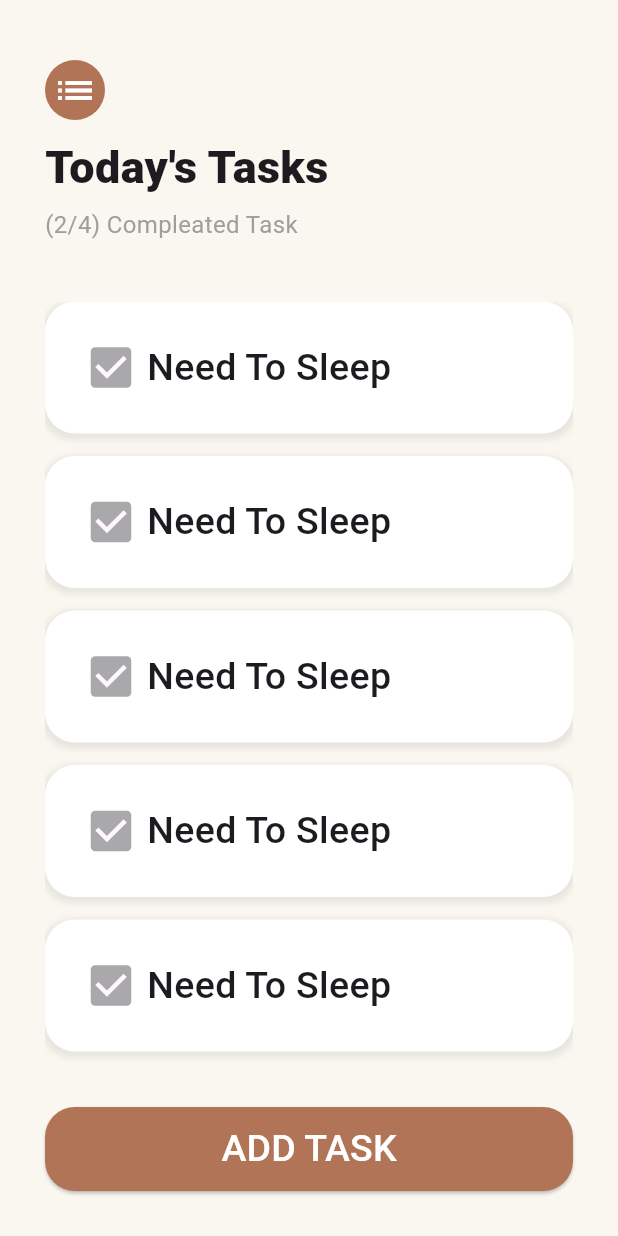
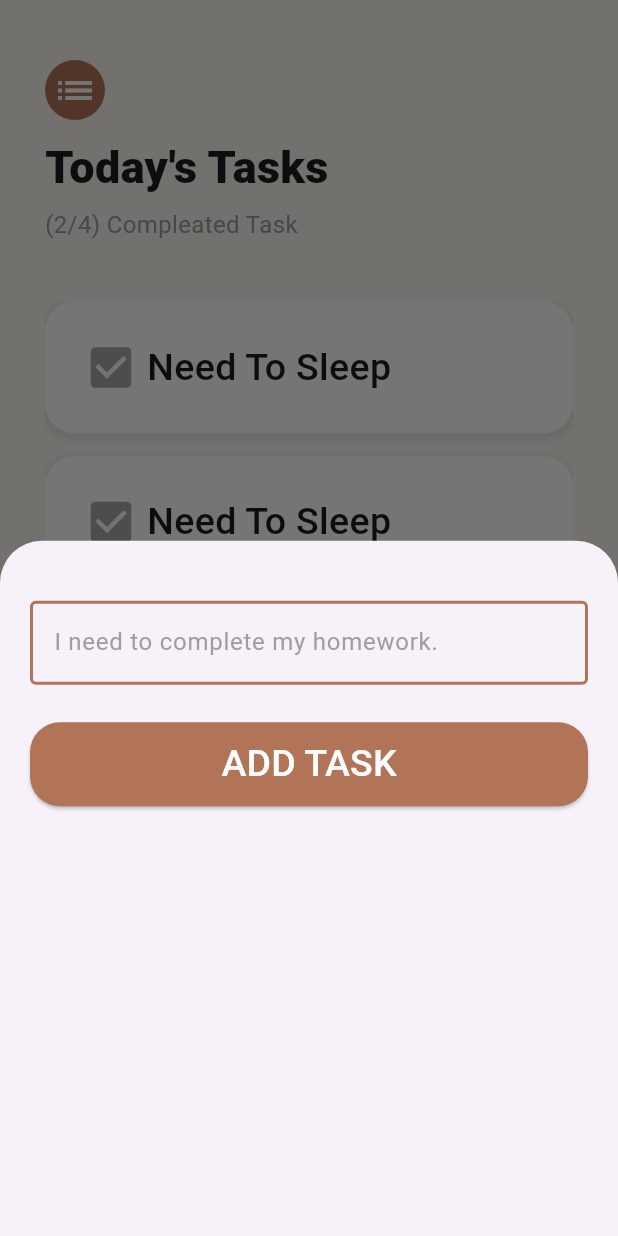
Before and after one commit to risal-ea/todo-app, a Flutter app: the screen it shows after launch, after a tap on "ADD TASK", on a phone screen of 412 x 824 dp. Run offline on Flutter 3.47's test engine with Material 3 defaults, Android fonts, the phone set to English and light mode, and no system bars.

Commit message:
added 'Add task screen'

```diff
--- /dev/null
+++ b/lib/components/add_task_button.dart
@@ -0,0 +1,34 @@
+import 'package:flutter/material.dart';
+
+class AddTaskButton extends StatelessWidget {
+
+  final VoidCallback onPressed;
+
+  const AddTaskButton({
+    super.key,
+    required this.onPressed,
+  });
+
+  @override
+  Widget build(BuildContext context) {
+    return Container(
+      margin: EdgeInsets.only(top: 25.0),
+      width: double.infinity,
+      child: ElevatedButton(
+        onPressed: onPressed,
+        style: ElevatedButton.styleFrom(
+            backgroundColor: Color(0xFFB17457),
+            padding: EdgeInsets.only(top: 10.0, bottom: 10.0),
+            shape: RoundedRectangleBorder(
+                borderRadius: BorderRadius.circular(20.0))),
+        child: Text(
+          "ADD TASK",
+          style: TextStyle(
+              color: Colors.white,
+              fontWeight: FontWeight.w500,
+              fontSize: 25.0),
+        ),
+      ),
+    );
+  }
+}
--- /dev/null
+++ b/lib/screens/add_task_screen.dart
@@ -0,0 +1,41 @@
+import 'package:flutter/material.dart';
+import 'package:todo_app/components/add_task_button.dart';
+
+class AddTaskScreen extends StatelessWidget {
+  const AddTaskScreen({super.key});
+
+  @override
+  Widget build(BuildContext context) {
+    return Container(
+      padding: EdgeInsets.only(top:40.0, right: 20.0, left: 20.0),
+      child: Column(
+        children: [
+          TextField(
+            decoration: InputDecoration(
+              border: OutlineInputBorder(),
+              hintText: "I need to complete my homework.",
+              hintStyle: TextStyle(
+                color: Colors.grey
+              ),
+              enabledBorder: OutlineInputBorder(
+                borderSide: BorderSide(
+                  color: Color(0xFFB17457),
+                  width: 2.0,
+                )
+              ),
+                focusedBorder: OutlineInputBorder(
+                    borderSide: BorderSide(
+                      color: Color(0xFFB17457),
+                      width: 2.0,
+                    )
+                )
+            ),
+          ),
+          AddTaskButton(onPressed: (){
+            print('button clicked');
+          })
+        ],
+      ),
+    );
+  }
+}
--- a/lib/screens/task_screen.dart
+++ b/lib/screens/task_screen.dart
@@ -1,4 +1,6 @@
 import 'package:flutter/material.dart';
+import 'package:todo_app/components/add_task_button.dart';
+import 'package:todo_app/screens/add_task_screen.dart';
 import 'package:todo_app/widgets/task_list.dart';
 
 class TasksScreen extends StatelessWidget {
@@ -42,31 +44,11 @@ class TasksScreen extends StatelessWidget {
               SizedBox(
                 height: 40.0,
               ),
-
               TaskList(),
-
-              Container(
-                margin: EdgeInsets.only(top: 25.0),
-                width: double.infinity,
-                child: ElevatedButton(
-                  onPressed: (){
-                    print('butoon got clicked');
-                  },
-                  style: ElevatedButton.styleFrom(
-                    backgroundColor: Color(0xFFB17457),
-                    padding: EdgeInsets.only(top: 10.0, bottom: 10.0),
-                    shape: RoundedRectangleBorder(
-                      borderRadius: BorderRadius.circular(20.0)
-                    )
-                  ),
-                  child: Text("ADD TASK",
-                  style: TextStyle(
-                    color: Colors.white,
-                    fontWeight: FontWeight.w500,
-                    fontSize: 25.0
-                  ),),
-                ),
-              ),
+              AddTaskButton(onPressed: () {
+                showModalBottomSheet(
+                    context: context, builder: (context) => AddTaskScreen());
+              }),
             ],
           ),
         ),
```
Also changed, not shown: 1 other file.
